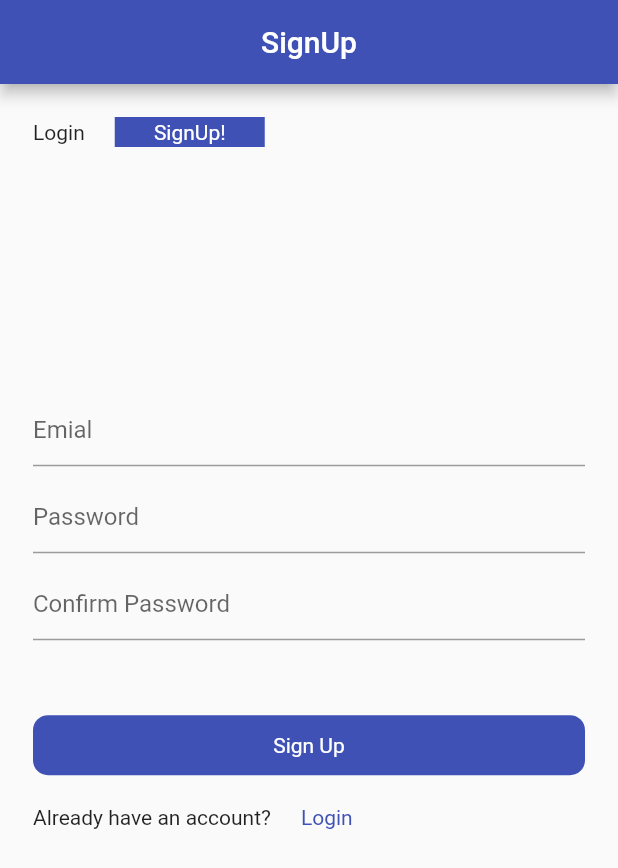
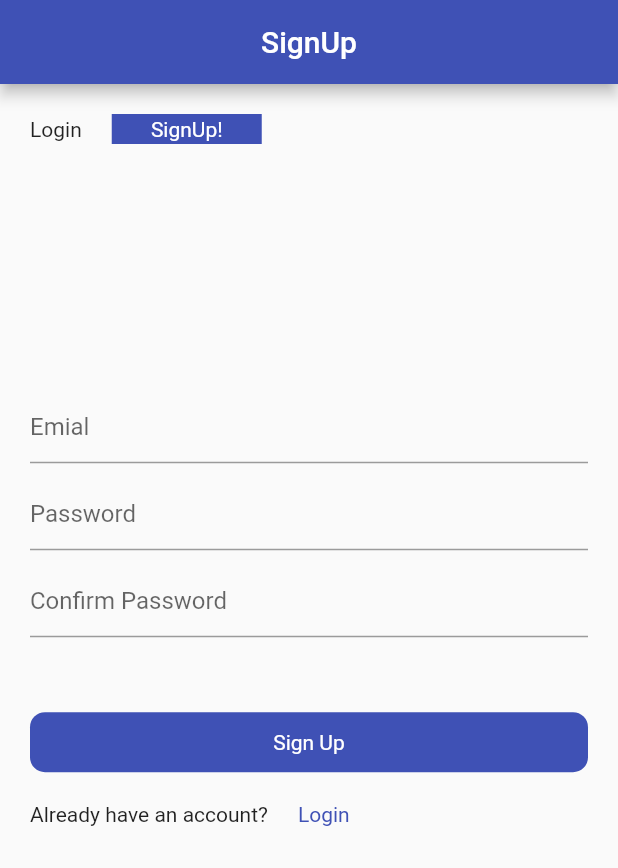
Before and after one commit to AbdulIslam001/firebase-authentication, a Flutter app: the SignUp screen opened directly, on a phone screen of 412 x 824 dp. Shown: the top 868 px of the screen. Run offline on Flutter 3.47's test engine with Material 2 defaults, Android fonts, the phone set to English and light mode, and no system bars; our stand-ins replace firebase_auth, firebase_core, fluttertoast; accounts and stored records are empty.

Commit message:
no message

```diff
--- a/lib/Sign_Up.dart
+++ b/lib/Sign_Up.dart
@@ -37,7 +37,7 @@ class _SignUpState extends State<SignUp> {
         body: SingleChildScrollView(
           scrollDirection: Axis.vertical,
           child: Padding(
-            padding: const EdgeInsets.all(22.0),
+            padding: const EdgeInsets.all(20.0),
             child: Form(
               key: _formkey,
               child: Column(
--- a/lib/VerifyScreen.dart
+++ b/lib/VerifyScreen.dart
@@ -28,7 +28,7 @@ class _VerificationScreenState extends State<VerificationScreen> {
                 child: TextFormField(),
               ),
               const SizedBox(
-                height: 100,
+                height: 60,
               ),
               ReuseButton(title: 'verify', ontap: (){
                 Navigator.of(context).push(MaterialPageRoute(
```
